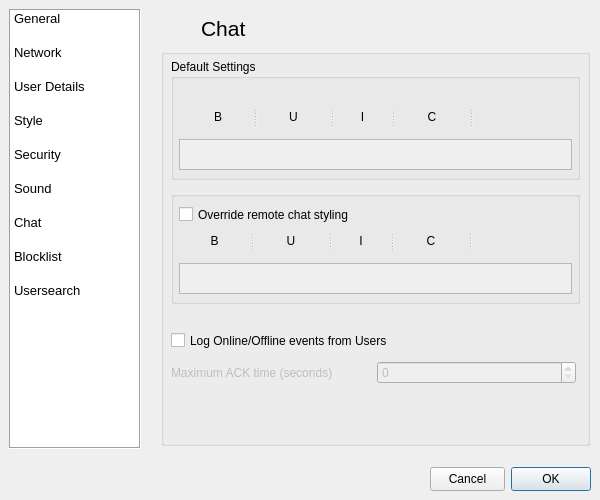
This is src/gui/form_settingsgui.ui in vituperative/i2pchat as Qt 5 draws it before an edit. The edited form follows.
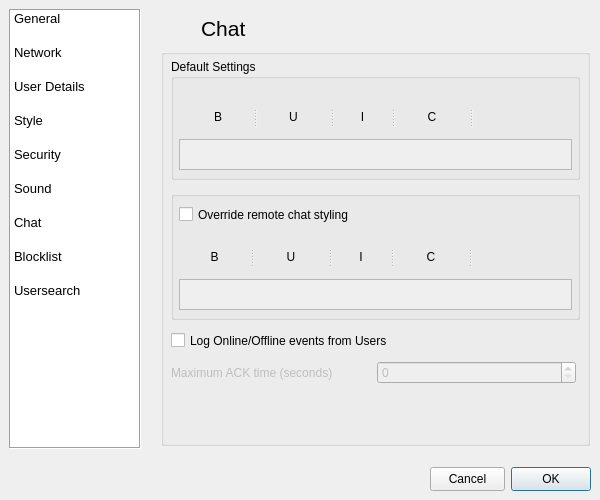
This is the edited form. Icons and pictures are not drawn.

Commit message: Chat settings pane: improve spacaing

```diff
--- a/src/gui/form_settingsgui.ui
+++ b/src/gui/form_settingsgui.ui
@@ -2420,7 +2420,7 @@
            <x>10</x>
            <y>142</y>
            <width>409</width>
-           <height>113</height>
+           <height>129</height>
           </rect>
          </property>
          <property name="title">
@@ -2446,7 +2446,7 @@
           <property name="geometry">
            <rect>
             <x>8</x>
-            <y>72</y>
+            <y>88</y>
             <width>393</width>
             <height>31</height>
            </rect>
@@ -2468,7 +2468,7 @@
           <property name="geometry">
            <rect>
             <x>8</x>
-            <y>36</y>
+            <y>52</y>
             <width>389</width>
             <height>28</height>
            </rect>
```
